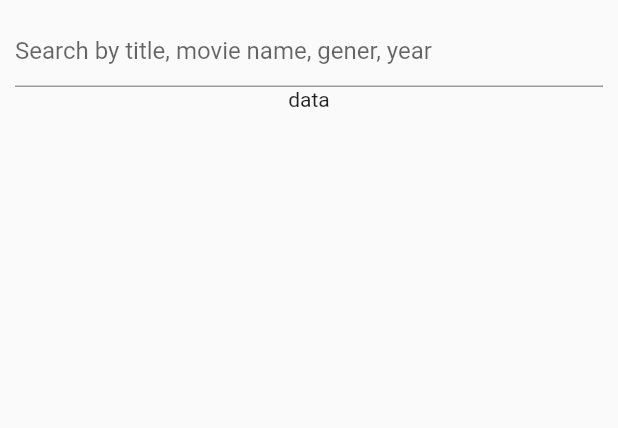
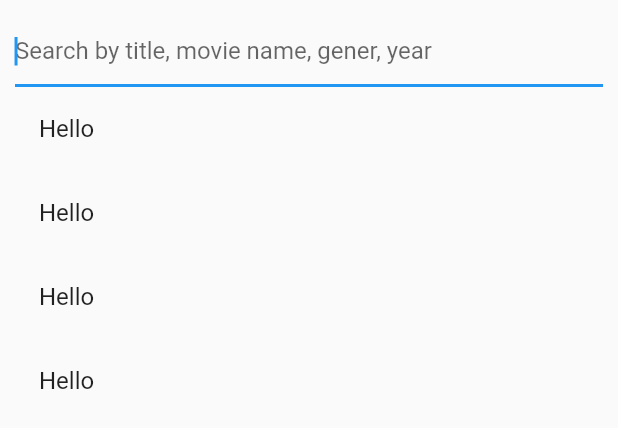
Before and after one commit to Abhay4122/aTunes_frontend, a Flutter app: the Search widget shown alone on an empty page, opened directly, on a phone screen of 412 x 824 dp. Shown: the top 428 px of the screen. Run offline on Flutter 3.47's test engine with Material 2 defaults, Android fonts, the light colour scheme and no system bars; network calls fail.

Commit message:
search with dummy request not done

```diff
--- a/lib/main.dart
+++ b/lib/main.dart
@@ -1,6 +1,5 @@
 import 'package:atunes/app.dart';
 import 'package:flutter/material.dart';
-import 'screens/app.dart';
 
 void main() {
   runApp(const AtunesApp());
--- a/lib/pages/search.dart
+++ b/lib/pages/search.dart
@@ -1,4 +1,7 @@
+import 'dart:convert';
+import 'dart:io';
 import 'package:flutter/material.dart';
+import 'package:http/http.dart';
 
 class Search extends StatefulWidget {
   @override
@@ -8,6 +11,32 @@ class Search extends StatefulWidget {
 }
 
 class MySearchState extends State<Search> {
+  var searchResp = [];
+
+  handleSearch(String value) async {
+    Response res =
+        await get('http://atunes.cimsedu.com/search-song?_serch=$value');
+
+    if (res.statusCode == 200) {
+      print(jsonDecode(res.body));
+    } else {
+      throw "Unable to retrieve posts.";
+    }
+    // var client = HttpClient();
+    // try {
+    //   HttpClientRequest request = await client.getUrl(
+    //       Uri.parse('http://atunes.cimsedu.com/search-song?_serch=$value'));
+    //   // Optionally set up headers...
+    //   // Optionally write to the request object...
+    //   HttpClientResponse response = await request.close();
+    //   // Process the response
+    //   final stringData = await response.transform(utf8.decoder).join();
+    //   print(stringData);
+    // } finally {
+    //   client.close();
+    // }
+  }
+
   @override
   Widget build(BuildContext context) {
     return Container(
@@ -22,11 +51,33 @@ class MySearchState extends State<Search> {
                   decoration: InputDecoration(
                     hintText: 'Search by title, movie name, gener, year',
                   ),
+                  autofocus: true,
+                  onChanged: (value) {
+                    print(value);
+                    // handleSearch(value);
+                  },
                 ),
-                Text('data')
               ],
             ),
-          )
+          ),
+          Expanded(
+            child: ListView(
+              children: <Widget>[
+                ListTile(
+                  title: Text('Hello'),
+                ),
+                ListTile(
+                  title: Text('Hello'),
+                ),
+                ListTile(
+                  title: Text('Hello'),
+                ),
+                ListTile(
+                  title: Text('Hello'),
+                ),
+              ],
+            ),
+          ),
         ],
       ),
     );
--- a/pubspec.yaml
+++ b/pubspec.yaml
@@ -35,6 +35,7 @@ dependencies:
     # The following adds the Cupertino Icons font to your application.
     # Use with the CupertinoIcons class for iOS style icons.
     cupertino_icons: ^1.0.2
+    http: ^0.12.0+2
 
 dev_dependencies:
     flutter_test:
```
Also changed, not shown: lib/app.dart (+46 -1 lines).
